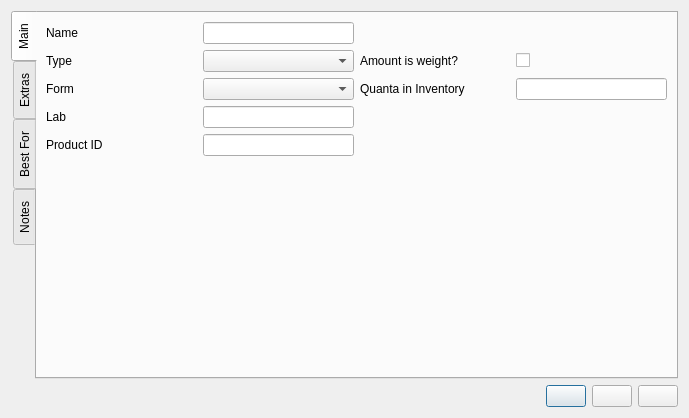
Old version of the form ui/yeastEditor.ui in the repository Brewken/brewken.
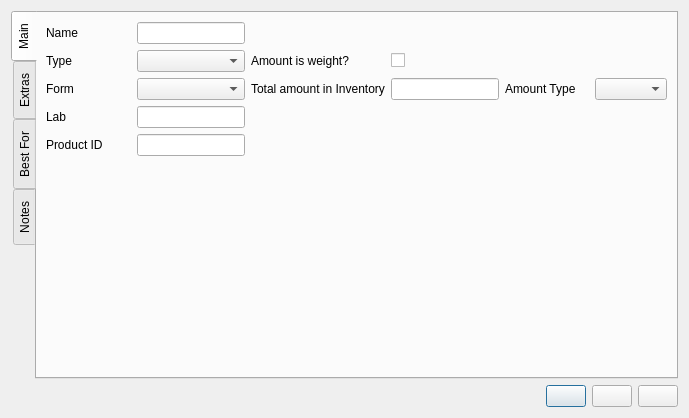
New version of the form. Icons and pictures are not drawn. Custom widgets are drawn as their Qt base class.

Diff of the .ui file:
```diff
--- a/ui/yeastEditor.ui
+++ b/ui/yeastEditor.ui
@@ -137,7 +137,7 @@
        <item row="2" column="2">
         <widget class="SmartLabel" name="label_inventory">
          <property name="text">
-          <string>Quanta in Inventory</string>
+          <string>Total amount in Inventory</string>
          </property>
          <property name="buddy">
           <cstring>lineEdit_inventory</cstring>
@@ -157,6 +157,40 @@
          </property>
         </widget>
        </item>
+
+       <item row="2" column="4">
+        <widget class="QLabel" name="label_amountType">
+         <property name="sizePolicy">
+          <sizepolicy hsizetype="Expanding" vsizetype="Preferred">
+           <horstretch>0</horstretch>
+           <verstretch>0</verstretch>
+          </sizepolicy>
+         </property>
+         <property name="toolTip">
+          <string>Whether the amount is weight or volume</string>
+         </property>
+         <property name="text">
+          <string>Amount Type</string>
+         </property>
+         <property name="buddy">
+          <cstring>comboBox_amountType</cstring>
+         </property>
+        </widget>
+       </item>
+       <item row="2" column="5">
+        <widget class="BtComboBox" name="comboBox_amountType">
+         <property name="sizePolicy">
+          <sizepolicy hsizetype="Minimum" vsizetype="Fixed">
+           <horstretch>0</horstretch>
+           <verstretch>0</verstretch>
+          </sizepolicy>
+         </property>
+         <property name="toolTip">
+          <string>Whether the amount is weight or volume</string>
+         </property>
+        </widget>
+       </item>
+
        <item row="3" column="0">
         <widget class="QLabel" name="label_laboratory">
          <property name="text">
```
Left out of the diff: 10 changed lines with no effect on the pictures.
